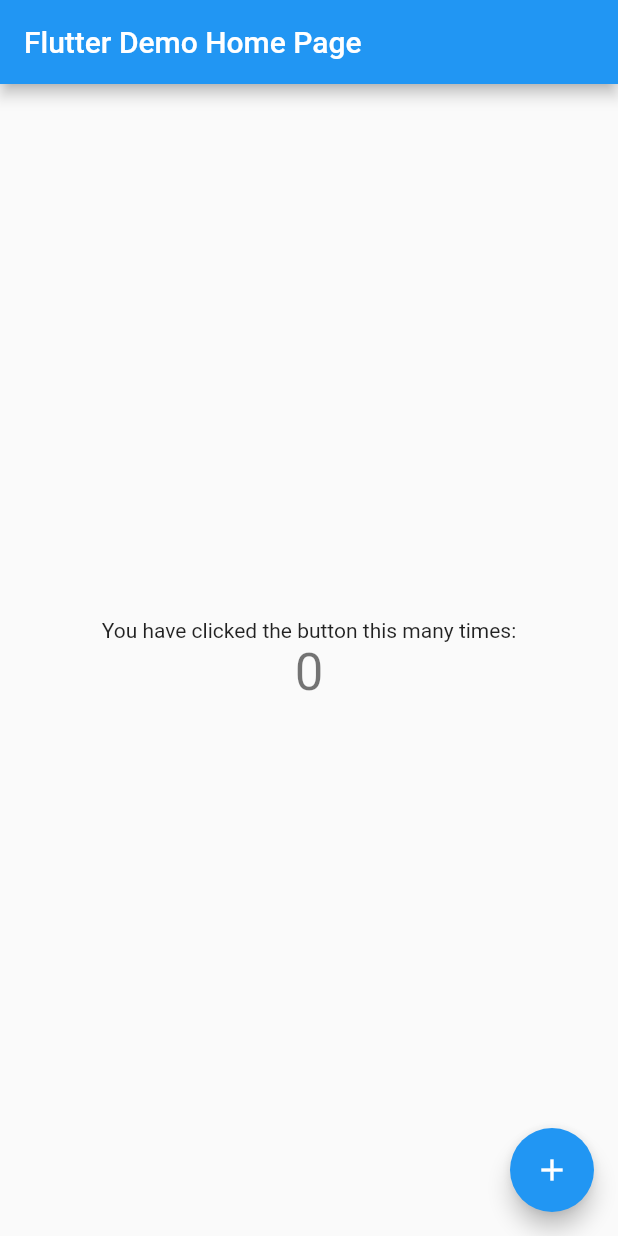
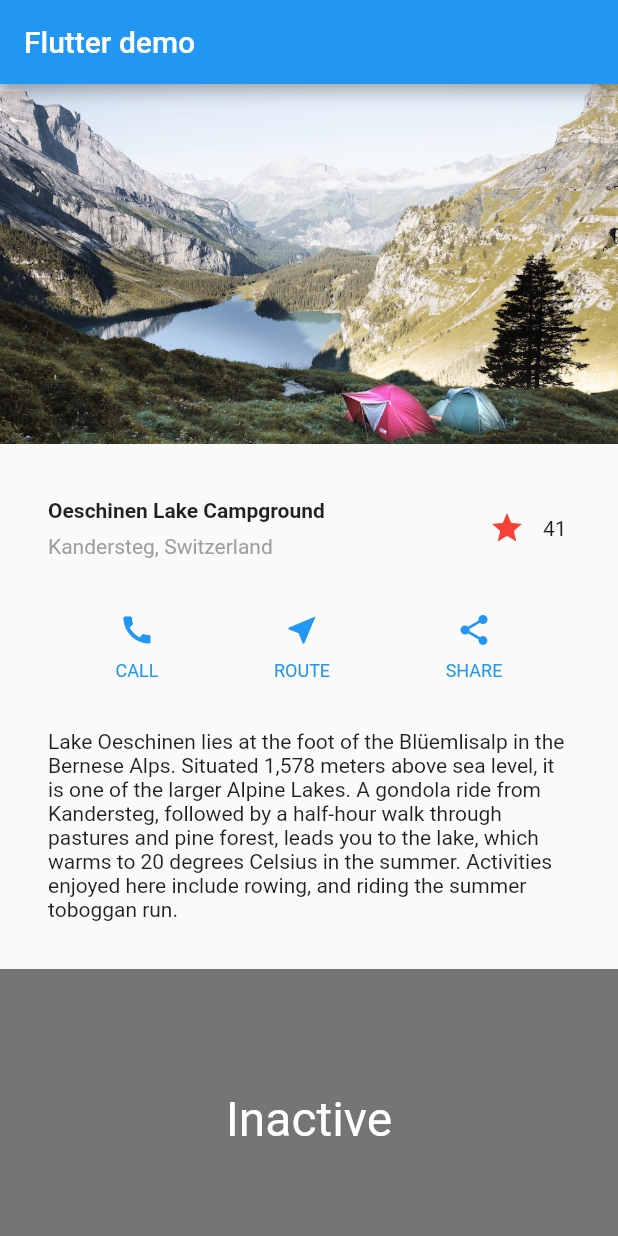
Before and after one commit to syu-kwsk/chat-app-flutter, a Flutter app: the screen it shows after launch, on a phone screen of 412 x 824 dp. Run offline on Flutter 3.47's test engine with Material 2 defaults, Android fonts, the light colour scheme and no system bars.

Commit message:
Adding interactivity to Flutter app

```diff
--- /dev/null
+++ b/flutter_app/lib/layout.dart
@@ -0,0 +1,146 @@
+import 'package:flutter/material.dart';
+
+class Layout extends StatelessWidget {
+
+  @override
+  Widget build(BuildContext context) {
+
+    Widget titleSection = Container(
+      padding: const EdgeInsets.all(32),
+      child: Row(
+        children: [
+          Expanded(
+            /*1*/
+              child: Column(
+                crossAxisAlignment: CrossAxisAlignment.start,
+                children: [
+                  /*2*/
+                  Container(
+                    padding: const EdgeInsets.only(bottom: 8),
+                    child: Text(
+                      'Oeschinen Lake Campground',
+                      style: TextStyle(
+                        fontWeight: FontWeight.bold,
+                      ),
+                    ),
+                  ),
+                  Text(
+                    'Kandersteg, Switzerland',
+                    style: TextStyle(
+                      color: Colors.grey[500],
+                    ),
+                  ),
+                ],
+              )
+          ),
+          /*3*/
+          FavoriteWidget(),
+        ],
+      )
+    );
+
+    Color color = Theme.of(context).primaryColor;
+    Widget buttonSection = Container(
+        child: Row(
+          mainAxisAlignment: MainAxisAlignment.spaceEvenly,
+          children: [
+            _buildButtonColumn(color, Icons.call, "CALL"),
+            _buildButtonColumn(color, Icons.near_me, "ROUTE"),
+            _buildButtonColumn(color, Icons.share, "SHARE")
+          ],
+        )
+    );
+
+    Widget textSection = Container(
+      padding: const EdgeInsets.all(32),
+      child: Text(
+        'Lake Oeschinen lies at the foot of the Blüemlisalp in the Bernese '
+            'Alps. Situated 1,578 meters above sea level, it is one of the '
+            'larger Alpine Lakes. A gondola ride from Kandersteg, followed by a '
+            'half-hour walk through pastures and pine forest, leads you to the '
+            'lake, which warms to 20 degrees Celsius in the summer. Activities '
+            'enjoyed here include rowing, and riding the summer toboggan run.',
+        softWrap: true,
+      ),
+    );
+
+    return  Column(
+          children: <Widget>[
+            Image.asset(
+              'images/lake.jpg',
+              width: 600,
+              height: 240,
+              fit: BoxFit.cover,
+            ),
+            titleSection,
+            buttonSection,
+            textSection
+          ],
+    );
+  }
+
+  Column _buildButtonColumn(Color color, IconData icon, String label) {
+    return Column(
+      mainAxisSize: MainAxisSize.min,
+      mainAxisAlignment: MainAxisAlignment.center,
+      children: [
+        Icon(icon, color: color),
+        Container(
+          margin: const EdgeInsets.only(top: 8),
+          child: Text(
+            label,
+            style: TextStyle(
+              fontSize: 12,
+              fontWeight: FontWeight.w400,
+              color: color,
+            ),
+          ),
+        ),
+      ],
+    );
+  }
+}
+
+class FavoriteWidget extends StatefulWidget {
+  @override
+  _FavoriteWidgetState createState() => _FavoriteWidgetState();
+}
+
+class _FavoriteWidgetState extends State<FavoriteWidget> {
+  bool _isFavorited = true;
+  int _favoriteCount = 41;
+  @override
+  Widget build(BuildContext context) {
+    return Row(
+      mainAxisSize: MainAxisSize.min,
+      children: <Widget>[
+        Container(
+            padding: EdgeInsets.all(0),
+            child: IconButton(
+              icon: (_isFavorited ? Icon(Icons.star) : Icon(Icons.star_border)),
+              color: Colors.red[500],
+              onPressed: _toggleFavorite,
+            )
+        ),
+        SizedBox(
+          width: 18,
+          child: Container(
+            child: Text('$_favoriteCount'),
+          ),
+        )
+      ],
+    );
+  }
+
+  void _toggleFavorite() {
+    setState(() {
+      if (_isFavorited) {
+        _favoriteCount -= 1;
+        _isFavorited = false;
+      } else {
+        _favoriteCount += 1;
+        _isFavorited = true;
+      }
+    });
+  }
+}
--- a/flutter_app/lib/main.dart
+++ b/flutter_app/lib/main.dart
@@ -1,111 +1,29 @@
 import 'package:flutter/material.dart';
+import 'package:flutter_app/layout.dart';
+import 'package:flutter_app/tapbutton.dart';
 
 void main() => runApp(MyApp());
 
 class MyApp extends StatelessWidget {
-  // This widget is the root of your application.
+
   @override
   Widget build(BuildContext context) {
+    //return Layout();
     return MaterialApp(
-      title: 'Flutter Demo',
-      theme: ThemeData(
-        // This is the theme of your application.
-        //
-        // Try running your application with "flutter run". You'll see the
-        // application has a blue toolbar. Then, without quitting the app, try
-        // changing the primarySwatch below to Colors.green and then invoke
-        // "hot reload" (press "r" in the console where you ran "flutter run",
-        // or simply save your changes to "hot reload" in a Flutter IDE).
-        // Notice that the counter didn't reset back to zero; the application
-        // is not restarted.
-        primarySwatch: Colors.blue,
+      title: 'Flutter demo',
+      home: Scaffold(
+        appBar: AppBar(
+            title: Text('Flutter demo')
+        ),
+        body: ListView(
+          children: <Widget>[
+            Layout(),
+            TapboxA(),
+            ParentWidgetB(),
+            ParentWidgetC()
+          ],
+        )
       ),
-      home: MyHomePage(title: 'Flutter Demo Home Page'),
     );
   }
 }
-
-class MyHomePage extends StatefulWidget {
-  MyHomePage({Key key, this.title}) : super(key: key);
-
-  // This widget is the home page of your application. It is stateful, meaning
-  // that it has a State object (defined below) that contains fields that affect
-  // how it looks.
-
-  // This class is the configuration for the state. It holds the values (in this
-  // case the title) provided by the parent (in this case the App widget) and
-  // used by the build method of the State. Fields in a Widget subclass are
-  // always marked "final".
-
-  final String title;
-
-  @override
-  _MyHomePageState createState() => _MyHomePageState();
-}
-
-class _MyHomePageState extends State<MyHomePage> {
-  int _counter = 0;
-
-  void _incrementCounter() {
-    setState(() {
-      // This call to setState tells the Flutter framework that something has
-      // changed in this State, which causes it to rerun the build method below
-      // so that the display can reflect the updated values. If we changed
-      // _counter without calling setState(), then the build method would not be
-      // called again, and so nothing would appear to happen.
-      _counter++;
-    });
-  }
-
-  @override
-  Widget build(BuildContext context) {
-    // This method is rerun every time setState is called, for instance as done
-    // by the _incrementCounter method above.
-    //
-    // The Flutter framework has been optimized to make rerunning build methods
-    // fast, so that you can just rebuild anything that needs updating rather
-    // than having to individually change instances of widgets.
-    return Scaffold(
-      appBar: AppBar(
-        // Here we take the value from the MyHomePage object that was created by
-        // the App.build method, and use it to set our appbar title.
-        title: Text(widget.title),
-      ),
-      body: Center(
-        // Center is a layout widget. It takes a single child and positions it
-        // in the middle of the parent.
-        child: Column(
-          // Column is also layout widget. It takes a list of children and
-          // arranges them vertically. By default, it sizes itself to fit its
-          // children horizontally, and tries to be as tall as its parent.
-          //
-          // Invoke "debug painting" (press "p" in the console, choose the
-          // "Toggle Debug Paint" action from the Flutter Inspector in Android
-          // Studio, or the "Toggle Debug Paint" command in Visual Studio Code)
-          // to see the wireframe for each widget.
-          //
-          // Column has various properties to control how it sizes itself and
-          // how it positions its children. Here we use mainAxisAlignment to
-          // center the children vertically; the main axis here is the vertical
-          // axis because Columns are vertical (the cross axis would be
-          // horizontal).
-          mainAxisAlignment: MainAxisAlignment.center,
-          children: <Widget>[
-            Text(
-              'You have clicked the button this many times:',
-            ),
-            Text(
-              '$_counter',
-              style: Theme.of(context).textTheme.display1,
-            ),
-          ],
-        ),
-      ),
-      floatingActionButton: FloatingActionButton(
-        onPressed: _incrementCounter,
-        tooltip: 'Increment',
-        child: Icon(Icons.add),
-      ), // This trailing comma makes auto-formatting nicer for build methods.
-    );
-  }
-}
--- a/flutter_app/pubspec.yaml
+++ b/flutter_app/pubspec.yaml
@@ -41,7 +41,8 @@
   uses-material-design: true
 
   # To add assets to your application, add an assets section, like this:
-  # assets:
+  assets:
+    - images/lake.jpg
   #  - images/a_dot_burr.jpeg
   #  - images/a_dot_ham.jpeg
 
```
Also changed, not shown: flutter_app/lib/tapbutton.dart (added, +185 -0 lines), flutter_app/images/lake.jpg (added).
